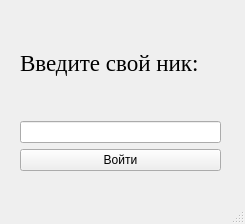
First picture: the form in Enter.ui, repository SergeEvdokimov/PyGame-3in_a_row, before the edit.
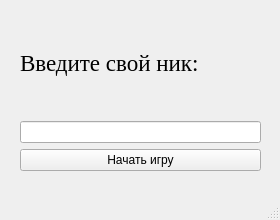
Second picture: the form after the edit.

```diff
--- a/Enter.ui
+++ b/Enter.ui
@@ -6,8 +6,8 @@
    <rect>
     <x>0</x>
     <y>0</y>
-    <width>245</width>
-    <height>224</height>
+    <width>280</width>
+    <height>220</height>
    </rect>
   </property>
   <property name="windowTitle">
@@ -19,7 +19,7 @@
      <rect>
       <x>20</x>
       <y>10</y>
-      <width>201</width>
+      <width>241</width>
       <height>161</height>
      </rect>
     </property>
@@ -43,7 +43,7 @@
      <item>
       <widget class="QPushButton" name="EnterButton">
        <property name="text">
-        <string>Войти</string>
+        <string>Начать игру</string>
        </property>
       </widget>
      </item>
```
Left out of the diff: 4 changed lines with no effect on the pictures.
